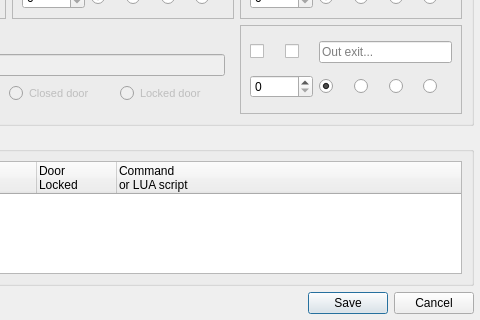
Before: the Qt Designer form src/ui/room_exits.ui in Mudlet/Mudlet, drawn with Qt 5; both pictures show x 462 to 942 and y 241 to 561 of the 942 by 561 pixel window.
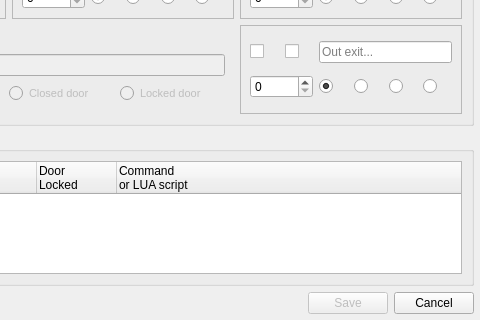
After: the same form once the commit is applied. Icons and pictures are not drawn. Custom widgets are drawn as their Qt base class.

Commit message: Enhancement: Room Exits GUI - monitor/detect changes in exit data.

```diff
--- a/src/ui/room_exits.ui
+++ b/src/ui/room_exits.ui
@@ -1962,6 +1962,9 @@
    </item>
    <item row="2" column="3">
     <widget class="QPushButton" name="button_save">
+     <property name="enabled">
+      <bool>false</bool>
+     </property>
      <property name="toolTip">
       <string>Use this button to save any changes, will also remove any invalid Special exits.</string>
      </property>
```
Left out of the diff: 6 changed lines with no effect on the pictures. The commit also changes 2 other files.
